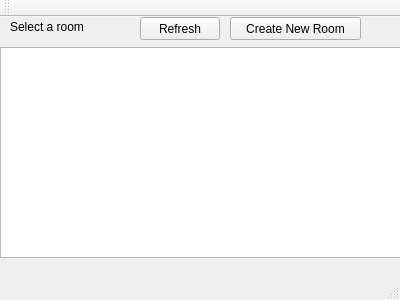
This is MassChatter/mainwindow.ui in olekstyber/MassChatter as Qt 5 draws it before an edit. The edited form follows.
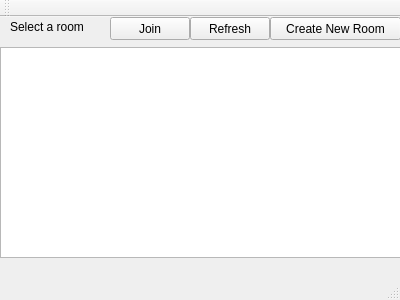
This is the edited form. The open tabs and pages were chosen to show the change.

What changed in the file:
```diff
--- a/MassChatter/mainwindow.ui
+++ b/MassChatter/mainwindow.ui
@@ -144,7 +144,7 @@
      <widget class="QPushButton" name="createNewRoomButton">
       <property name="geometry">
        <rect>
-        <x>230</x>
+        <x>270</x>
         <y>0</y>
         <width>131</width>
         <height>23</height>
@@ -157,7 +157,7 @@
      <widget class="QPushButton" name="refreshRoomsButton">
       <property name="geometry">
        <rect>
-        <x>140</x>
+        <x>190</x>
         <y>0</y>
         <width>80</width>
         <height>23</height>
@@ -167,6 +167,19 @@
        <string>Refresh</string>
       </property>
      </widget>
+     <widget class="QPushButton" name="joinRoomButton">
+      <property name="geometry">
+       <rect>
+        <x>110</x>
+        <y>0</y>
+        <width>80</width>
+        <height>23</height>
+       </rect>
+      </property>
+      <property name="text">
+       <string>Join</string>
+      </property>
+     </widget>
     </widget>
     <widget class="QWidget" name="createNewRoomPage">
      <widget class="QLineEdit" name="newRoomNameInput">
```
Left out of the diff: 12 changed lines with no effect on the pictures.
